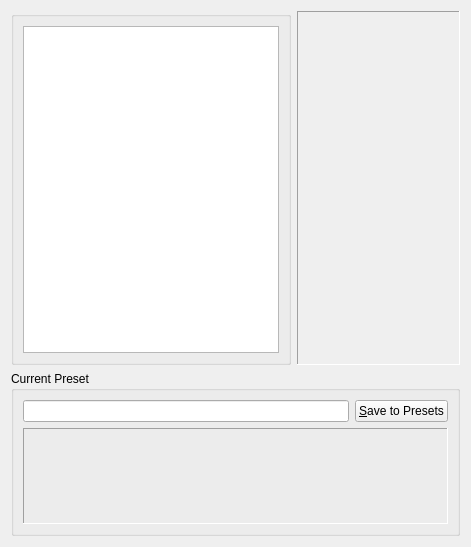
Old version of the form krita/ui/forms/wdgpaintoppresets.ui in the repository KDE/krita.
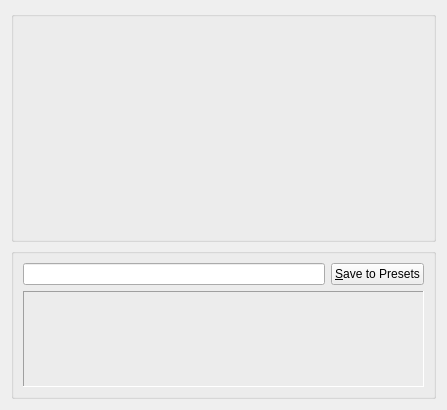
New version of the form.

What changed in the file:
```diff
--- a/krita/ui/forms/wdgpaintoppresets.ui
+++ b/krita/ui/forms/wdgpaintoppresets.ui
@@ -5,67 +5,31 @@
    <rect>
     <x>0</x>
     <y>0</y>
-    <width>471</width>
-    <height>547</height>
+    <width>447</width>
+    <height>410</height>
    </rect>
   </property>
   <layout class="QGridLayout" name="gridLayout_2" >
-   <item row="0" column="1" >
-    <widget class="QStackedWidget" name="stackOptions" >
+   <item row="0" column="0" >
+    <widget class="QGroupBox" name="grpSettingsPane" >
      <property name="sizePolicy" >
-      <sizepolicy vsizetype="Preferred" hsizetype="Expanding" >
+      <sizepolicy vsizetype="Expanding" hsizetype="Minimum" >
        <horstretch>0</horstretch>
        <verstretch>0</verstretch>
       </sizepolicy>
      </property>
-     <property name="frameShape" >
-      <enum>QFrame::Panel</enum>
+     <property name="title" >
+      <string/>
      </property>
-     <property name="frameShadow" >
-      <enum>QFrame::Sunken</enum>
-     </property>
-     <property name="currentIndex" >
-      <number>0</number>
-     </property>
-     <widget class="QWidget" name="page" >
-      <property name="geometry" >
-       <rect>
-        <x>1</x>
-        <y>1</y>
-        <width>183</width>
-        <height>361</height>
-       </rect>
-      </property>
-      <widget class="QPushButton" name="pushButton" >
-       <property name="geometry" >
-        <rect>
-         <x>70</x>
-         <y>400</y>
-         <width>105</width>
-         <height>28</height>
-        </rect>
-       </property>
-       <property name="text" >
-        <string>PushButton</string>
-       </property>
-      </widget>
-     </widget>
-     <widget class="QWidget" name="page_2" >
-      <property name="geometry" >
-       <rect>
-        <x>1</x>
-        <y>1</y>
-        <width>183</width>
-        <height>361</height>
-       </rect>
-      </property>
-     </widget>
     </widget>
    </item>
-   <item row="1" column="0" colspan="2" >
+   <item row="1" column="0" >
     <widget class="QGroupBox" name="groupBox" >
      <property name="title" >
-      <string>Current Preset</string>
+      <string/>
+     </property>
+     <property name="flat" >
+      <bool>true</bool>
      </property>
      <layout class="QGridLayout" name="gridLayout" >
       <item row="0" column="0" >
@@ -80,6 +44,12 @@
       </item>
       <item row="1" column="0" colspan="2" >
        <widget class="QLabel" name="lblPreview" >
+        <property name="sizePolicy" >
+         <sizepolicy vsizetype="Fixed" hsizetype="Preferred" >
+          <horstretch>0</horstretch>
+          <verstretch>0</verstretch>
+         </sizepolicy>
+        </property>
         <property name="minimumSize" >
          <size>
           <width>0</width>
@@ -95,30 +65,8 @@
         <property name="text" >
          <string/>
         </property>
-       </widget>
-      </item>
-     </layout>
-    </widget>
-   </item>
-   <item row="0" column="0" >
-    <widget class="QGroupBox" name="groupBox_2" >
-     <property name="sizePolicy" >
-      <sizepolicy vsizetype="Preferred" hsizetype="Minimum" >
-       <horstretch>0</horstretch>
-       <verstretch>0</verstretch>
-      </sizepolicy>
-     </property>
-     <property name="title" >
-      <string/>
-     </property>
-     <layout class="QVBoxLayout" name="verticalLayout" >
-      <item>
-       <widget class="QListView" name="lstOptions" >
-        <property name="sizePolicy" >
-         <sizepolicy vsizetype="Expanding" hsizetype="Minimum" >
-          <horstretch>0</horstretch>
-          <verstretch>0</verstretch>
-         </sizepolicy>
+        <property name="alignment" >
+         <set>Qt::AlignCenter</set>
         </property>
        </widget>
       </item>
```
